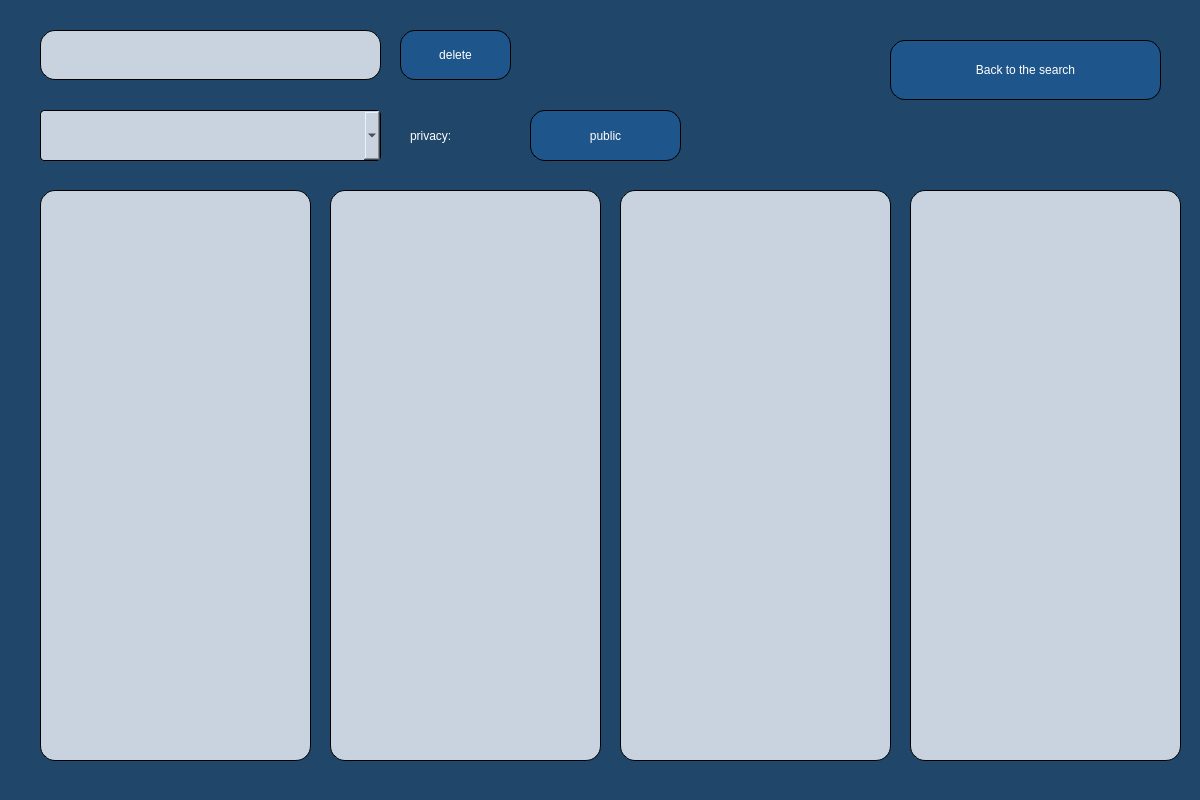
This is WindowsGraphics/MyWordlistsWindow.ui in Skripkon/App-for-learning-English-LANGOD as Qt 5 draws it before an edit. The edited form follows.
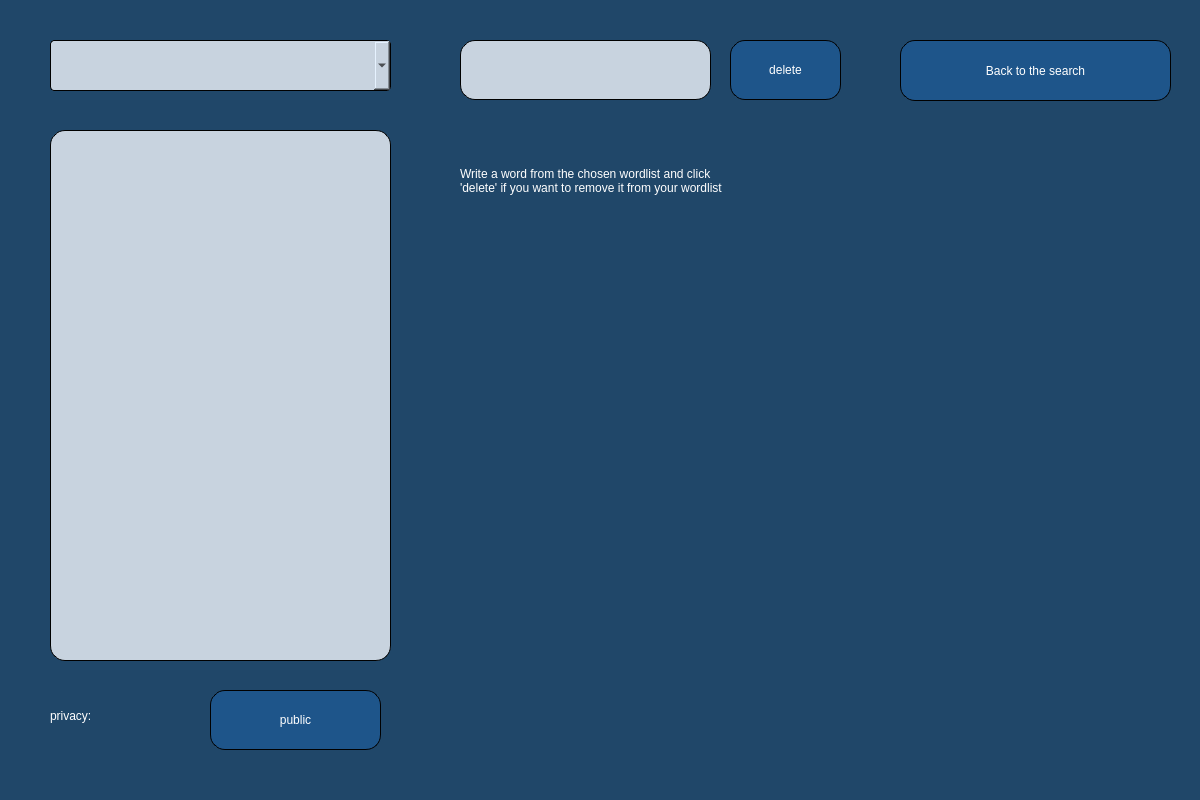
This is the edited form.

Patch:
```diff
--- a/WindowsGraphics/MyWordlistsWindow.ui
+++ b/WindowsGraphics/MyWordlistsWindow.ui
@@ -17,13 +17,78 @@
    <string notr="true">background-color: rgb(32, 71, 105);
 border-color: rgb(255, 255, 255);</string>
   </property>
+  <widget class="QPushButton" name="delete_word_button">
+   <property name="geometry">
+    <rect>
+     <x>730</x>
+     <y>40</y>
+     <width>111</width>
+     <height>60</height>
+    </rect>
+   </property>
+   <property name="styleSheet">
+    <string notr="true">background-color:rgb(30, 85, 138);
+font: 19pt &quot;Yrsa&quot;;
+color:white;
+selection-background-color: rgb(255, 255, 255);
+border-style: outset;
+border-width: 1px;
+border-radius: 15px;
+border-color: black;
+padding: 4px;</string>
+   </property>
+   <property name="text">
+    <string>delete</string>
+   </property>
+  </widget>
+  <widget class="QPushButton" name="change_privacy_button">
+   <property name="geometry">
+    <rect>
+     <x>210</x>
+     <y>690</y>
+     <width>171</width>
+     <height>60</height>
+    </rect>
+   </property>
+   <property name="styleSheet">
+    <string notr="true">background-color:rgb(30, 85, 138);
+font: 21pt &quot;Yrsa&quot;;
+color:white;
+selection-background-color: rgb(255, 255, 255);
+border-style: outset;
+border-width: 1px;
+border-radius: 15px;
+border-color: black;
+padding: 4px;</string>
+   </property>
+   <property name="text">
+    <string>public</string>
+   </property>
+  </widget>
+  <widget class="QLabel" name="privacy_line">
+   <property name="geometry">
+    <rect>
+     <x>50</x>
+     <y>690</y>
+     <width>131</width>
+     <height>51</height>
+    </rect>
+   </property>
+   <property name="styleSheet">
+    <string notr="true">color: rgb(255, 255, 255);
+font: 24pt &quot;Yrsa&quot;;</string>
+   </property>
+   <property name="text">
+    <string>privacy:</string>
+   </property>
+  </widget>
   <widget class="QPushButton" name="back_to_the_search_button">
    <property name="geometry">
     <rect>
-     <x>890</x>
+     <x>900</x>
      <y>40</y>
      <width>271</width>
-     <height>60</height>
+     <height>61</height>
     </rect>
    </property>
    <property name="styleSheet">
@@ -41,13 +106,42 @@
     <string>Back to the search</string>
    </property>
   </widget>
+  <widget class="QTextEdit" name="words_text">
+   <property name="geometry">
+    <rect>
+     <x>50</x>
+     <y>130</y>
+     <width>341</width>
+     <height>531</height>
+    </rect>
+   </property>
+   <property name="styleSheet">
+    <string notr="true">background-color:rgb(200, 211, 223);
+font: 21pt &quot;Yrsa&quot;;
+color:black;
+selection-background-color: rgb(255, 255, 255);
+border-style: outset;
+border-width: 1px;
+border-radius: 15px;
+border-color: black;
+padding: 4px;
+selection-color: rgb(101, 145, 232);</string>
+   </property>
+   <property name="html">
+    <string>&lt;!DOCTYPE HTML PUBLIC &quot;-//W3C//DTD HTML 4.0//EN&quot; &quot;http://www.w3.org/TR/REC-html40/strict.dtd&quot;&gt;
+&lt;html&gt;&lt;head&gt;&lt;meta name=&quot;qrichtext&quot; content=&quot;1&quot; /&gt;&lt;style type=&quot;text/css&quot;&gt;
+p, li { white-space: pre-wrap; }
+&lt;/style&gt;&lt;/head&gt;&lt;body style=&quot; font-family:'Yrsa'; font-size:21pt; font-weight:400; font-style:normal;&quot;&gt;
+&lt;p style=&quot;-qt-paragraph-type:empty; margin-top:0px; margin-bottom:0px; margin-left:0px; margin-right:0px; -qt-block-indent:0; text-indent:0px; font-family:'Ubuntu'; font-size:14pt;&quot;&gt;&lt;br /&gt;&lt;/p&gt;&lt;/body&gt;&lt;/html&gt;</string>
+   </property>
+  </widget>
   <widget class="QLineEdit" name="delete_word_input">
    <property name="geometry">
     <rect>
-     <x>40</x>
-     <y>30</y>
-     <width>341</width>
-     <height>50</height>
+     <x>460</x>
+     <y>40</y>
+     <width>251</width>
+     <height>60</height>
     </rect>
    </property>
    <property name="styleSheet">
@@ -69,40 +163,11 @@
     <set>Qt::AlignLeading|Qt::AlignLeft|Qt::AlignVCenter</set>
    </property>
   </widget>
-  <widget class="QTextEdit" name="word1_text">
-   <property name="geometry">
-    <rect>
-     <x>40</x>
-     <y>190</y>
-     <width>271</width>
-     <height>571</height>
-    </rect>
-   </property>
-   <property name="styleSheet">
-    <string notr="true">background-color:rgb(200, 211, 223);
-font: 19pt &quot;Yrsa&quot;;
-color:black;
-selection-background-color: rgb(255, 255, 255);
-border-style: outset;
-border-width: 1px;
-border-radius: 15px;
-border-color: black;
-padding: 4px;
-selection-color: rgb(101, 145, 232);</string>
-   </property>
-   <property name="html">
-    <string>&lt;!DOCTYPE HTML PUBLIC &quot;-//W3C//DTD HTML 4.0//EN&quot; &quot;http://www.w3.org/TR/REC-html40/strict.dtd&quot;&gt;
-&lt;html&gt;&lt;head&gt;&lt;meta name=&quot;qrichtext&quot; content=&quot;1&quot; /&gt;&lt;style type=&quot;text/css&quot;&gt;
-p, li { white-space: pre-wrap; }
-&lt;/style&gt;&lt;/head&gt;&lt;body style=&quot; font-family:'Yrsa'; font-size:19pt; font-weight:400; font-style:normal;&quot;&gt;
-&lt;p style=&quot;-qt-paragraph-type:empty; margin-top:0px; margin-bottom:0px; margin-left:0px; margin-right:0px; -qt-block-indent:0; text-indent:0px; font-family:'Ubuntu'; font-size:14pt;&quot;&gt;&lt;br /&gt;&lt;/p&gt;&lt;/body&gt;&lt;/html&gt;</string>
-   </property>
-  </widget>
   <widget class="QComboBox" name="choose_wordlist">
    <property name="geometry">
     <rect>
-     <x>40</x>
-     <y>110</y>
+     <x>50</x>
+     <y>40</y>
      <width>341</width>
      <height>51</height>
     </rect>
@@ -121,148 +186,13 @@
 </string>
    </property>
   </widget>
-  <widget class="QPushButton" name="delete_word_button">
+  <widget class="QLabel" name="info1">
    <property name="geometry">
     <rect>
-     <x>400</x>
-     <y>30</y>
-     <width>111</width>
-     <height>50</height>
-    </rect>
-   </property>
-   <property name="styleSheet">
-    <string notr="true">background-color:rgb(30, 85, 138);
-font: 19pt &quot;Yrsa&quot;;
-color:white;
-selection-background-color: rgb(255, 255, 255);
-border-style: outset;
-border-width: 1px;
-border-radius: 15px;
-border-color: black;
-padding: 4px;</string>
-   </property>
-   <property name="text">
-    <string>delete</string>
-   </property>
-  </widget>
-  <widget class="QTextEdit" name="word2_text">
-   <property name="geometry">
-    <rect>
-     <x>330</x>
-     <y>190</y>
-     <width>271</width>
-     <height>571</height>
-    </rect>
-   </property>
-   <property name="styleSheet">
-    <string notr="true">background-color:rgb(200, 211, 223);
-font: 19pt &quot;Yrsa&quot;;
-color:black;
-selection-background-color: rgb(255, 255, 255);
-border-style: outset;
-border-width: 1px;
-border-radius: 15px;
-border-color: black;
-padding: 4px;
-selection-color: rgb(101, 145, 232);</string>
-   </property>
-   <property name="html">
-    <string>&lt;!DOCTYPE HTML PUBLIC &quot;-//W3C//DTD HTML 4.0//EN&quot; &quot;http://www.w3.org/TR/REC-html40/strict.dtd&quot;&gt;
-&lt;html&gt;&lt;head&gt;&lt;meta name=&quot;qrichtext&quot; content=&quot;1&quot; /&gt;&lt;style type=&quot;text/css&quot;&gt;
-p, li { white-space: pre-wrap; }
-&lt;/style&gt;&lt;/head&gt;&lt;body style=&quot; font-family:'Yrsa'; font-size:19pt; font-weight:400; font-style:normal;&quot;&gt;
-&lt;p style=&quot;-qt-paragraph-type:empty; margin-top:0px; margin-bottom:0px; margin-left:0px; margin-right:0px; -qt-block-indent:0; text-indent:0px; font-family:'Ubuntu'; font-size:14pt;&quot;&gt;&lt;br /&gt;&lt;/p&gt;&lt;/body&gt;&lt;/html&gt;</string>
-   </property>
-  </widget>
-  <widget class="QTextEdit" name="word3_text">
-   <property name="geometry">
-    <rect>
-     <x>620</x>
-     <y>190</y>
-     <width>271</width>
-     <height>571</height>
-    </rect>
-   </property>
-   <property name="styleSheet">
-    <string notr="true">background-color:rgb(200, 211, 223);
-font: 19pt &quot;Yrsa&quot;;
-color:black;
-selection-background-color: rgb(255, 255, 255);
-border-style: outset;
-border-width: 1px;
-border-radius: 15px;
-border-color: black;
-padding: 4px;
-selection-color: rgb(101, 145, 232);</string>
-   </property>
-   <property name="html">
-    <string>&lt;!DOCTYPE HTML PUBLIC &quot;-//W3C//DTD HTML 4.0//EN&quot; &quot;http://www.w3.org/TR/REC-html40/strict.dtd&quot;&gt;
-&lt;html&gt;&lt;head&gt;&lt;meta name=&quot;qrichtext&quot; content=&quot;1&quot; /&gt;&lt;style type=&quot;text/css&quot;&gt;
-p, li { white-space: pre-wrap; }
-&lt;/style&gt;&lt;/head&gt;&lt;body style=&quot; font-family:'Yrsa'; font-size:19pt; font-weight:400; font-style:normal;&quot;&gt;
-&lt;p style=&quot;-qt-paragraph-type:empty; margin-top:0px; margin-bottom:0px; margin-left:0px; margin-right:0px; -qt-block-indent:0; text-indent:0px; font-family:'Ubuntu'; font-size:14pt;&quot;&gt;&lt;br /&gt;&lt;/p&gt;&lt;/body&gt;&lt;/html&gt;</string>
-   </property>
-  </widget>
-  <widget class="QTextEdit" name="word4_text">
-   <property name="geometry">
-    <rect>
-     <x>910</x>
-     <y>190</y>
-     <width>271</width>
-     <height>571</height>
-    </rect>
-   </property>
-   <property name="styleSheet">
-    <string notr="true">background-color:rgb(200, 211, 223);
-font: 19pt &quot;Yrsa&quot;;
-color:black;
-selection-background-color: rgb(255, 255, 255);
-border-style: outset;
-border-width: 1px;
-border-radius: 15px;
-border-color: black;
-padding: 4px;
-selection-color: rgb(101, 145, 232);</string>
-   </property>
-   <property name="html">
-    <string>&lt;!DOCTYPE HTML PUBLIC &quot;-//W3C//DTD HTML 4.0//EN&quot; &quot;http://www.w3.org/TR/REC-html40/strict.dtd&quot;&gt;
-&lt;html&gt;&lt;head&gt;&lt;meta name=&quot;qrichtext&quot; content=&quot;1&quot; /&gt;&lt;style type=&quot;text/css&quot;&gt;
-p, li { white-space: pre-wrap; }
-&lt;/style&gt;&lt;/head&gt;&lt;body style=&quot; font-family:'Yrsa'; font-size:19pt; font-weight:400; font-style:normal;&quot;&gt;
-&lt;p style=&quot;-qt-paragraph-type:empty; margin-top:0px; margin-bottom:0px; margin-left:0px; margin-right:0px; -qt-block-indent:0; text-indent:0px; font-family:'Ubuntu'; font-size:14pt;&quot;&gt;&lt;br /&gt;&lt;/p&gt;&lt;/body&gt;&lt;/html&gt;</string>
-   </property>
-  </widget>
-  <widget class="QPushButton" name="change_privacy_button">
-   <property name="geometry">
-    <rect>
-     <x>530</x>
-     <y>110</y>
-     <width>151</width>
-     <height>51</height>
-    </rect>
-   </property>
-   <property name="styleSheet">
-    <string notr="true">background-color:rgb(30, 85, 138);
-font: 19pt &quot;Yrsa&quot;;
-color:white;
-selection-background-color: rgb(255, 255, 255);
-border-style: outset;
-border-width: 1px;
-border-radius: 15px;
-border-color: black;
-padding: 4px;</string>
-   </property>
-   <property name="text">
-    <string>public</string>
-   </property>
-  </widget>
-  <widget class="QLabel" name="privacy_line">
-   <property name="geometry">
-    <rect>
-     <x>410</x>
-     <y>110</y>
-     <width>101</width>
-     <height>51</height>
+     <x>460</x>
+     <y>130</y>
+     <width>641</width>
+     <height>101</height>
     </rect>
    </property>
    <property name="styleSheet">
@@ -270,7 +200,8 @@
 font: 19pt &quot;Yrsa&quot;;</string>
    </property>
    <property name="text">
-    <string>privacy:</string>
+    <string>Write a word from the chosen wordlist and click
+'delete' if you want to remove it from your wordlist</string>
    </property>
   </widget>
  </widget>
```
